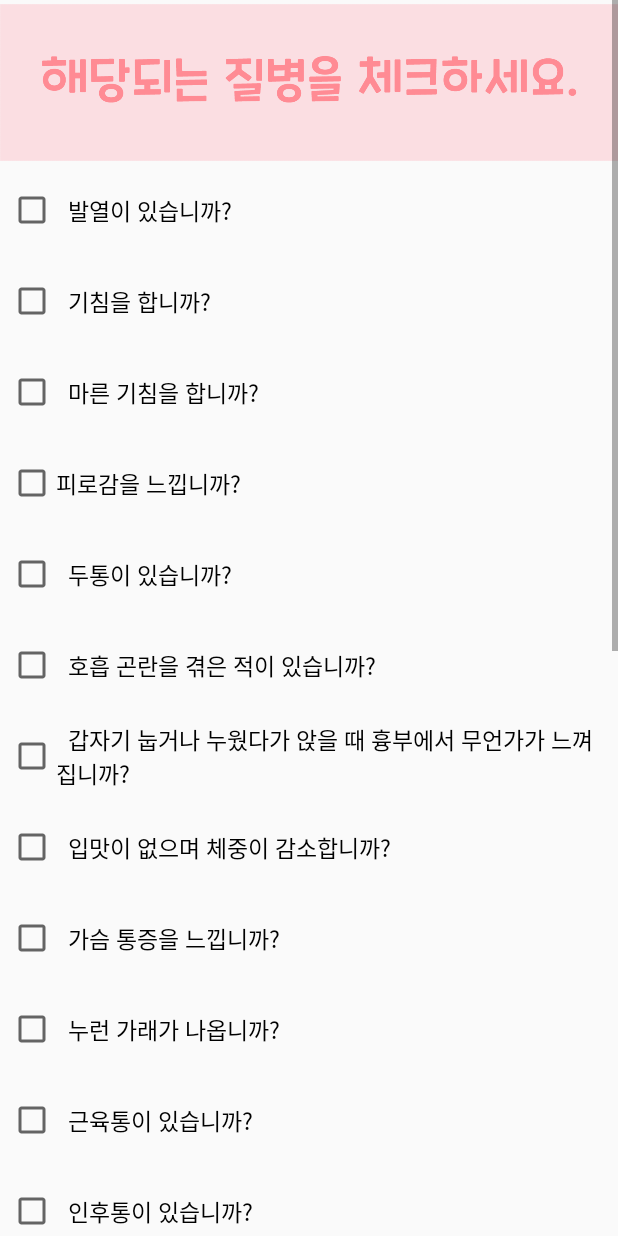
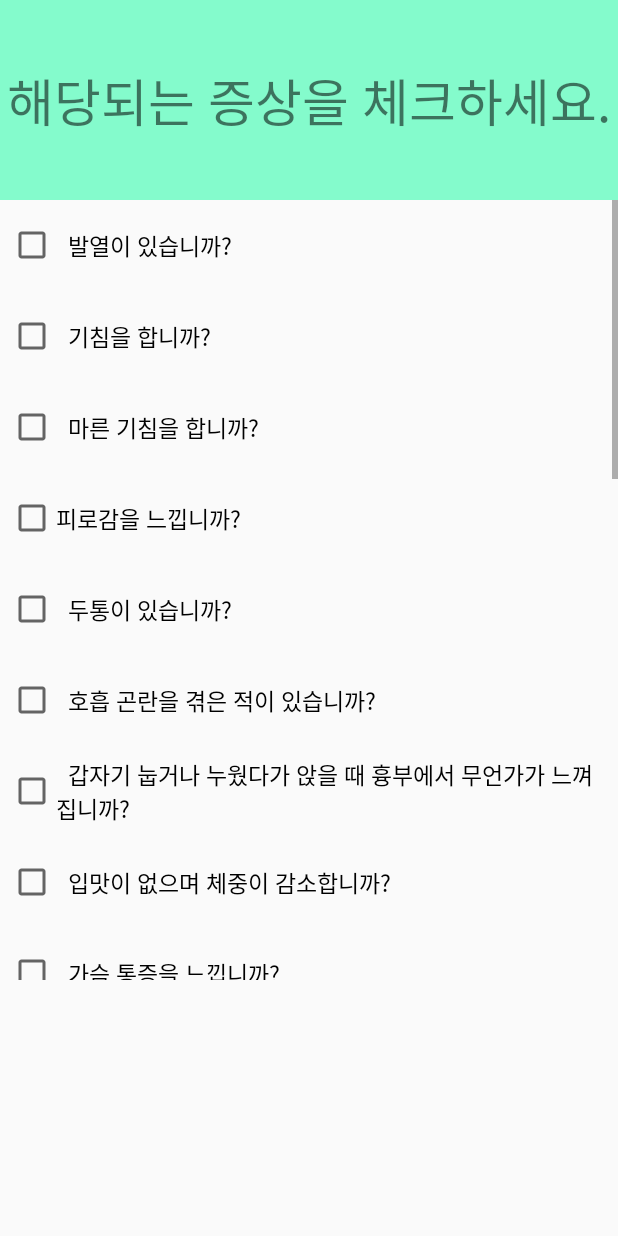
Before and after one commit to sunghyuk-seo/Todak, an Android app: the self_diagnosis_lung screen opened directly, with no data from a screen before it, on a phone screen of 412 x 824 dp. Run offline under Robolectric (Android 15) with nearby library versions, the phone set to English and light mode, and no system bars.

Commit message:
6.14 자가진단 완성

```diff
--- a/app/src/main/res/layout/activity_self_diagnosis_lung.xml
+++ b/app/src/main/res/layout/activity_self_diagnosis_lung.xml
@@ -6,28 +6,50 @@
     android:layout_height="match_parent"
     tools:context=".self_diagnosis_lung">
 
+    <View
+        android:id="@+id/view"
+        android:layout_width="match_parent"
+        android:layout_height="133dp"
+        android:layout_weight="1"
+        android:background="#84FBCC"
+        app:layout_constraintEnd_toEndOf="parent"
+        app:layout_constraintHorizontal_bias="0.0"
+        app:layout_constraintStart_toStartOf="parent"
+        app:layout_constraintTop_toTopOf="parent" />
+
+    <TextView
+        android:id="@+id/textView6"
+        android:layout_width="wrap_content"
+        android:layout_height="wrap_content"
+        android:layout_weight="1"
+        android:fontFamily="@font/cookierun2"
+        android:text="해당되는 증상을 체크하세요."
+        android:textSize="34sp"
+        app:layout_constraintBottom_toBottomOf="@+id/view"
+        app:layout_constraintEnd_toEndOf="parent"
+        app:layout_constraintStart_toStartOf="@+id/view"
+        app:layout_constraintTop_toTopOf="@+id/view" />
+
     <ScrollView
+        android:id="@+id/scroll"
         android:layout_width="match_parent"
-        android:layout_height="match_parent">
+        android:layout_height="520dp"
+        app:layout_constraintBottom_toBottomOf="parent"
+        app:layout_constraintEnd_toEndOf="parent"
+        app:layout_constraintTop_toBottomOf="@+id/view"
+        app:layout_constraintVertical_bias="0.0">
 
         <LinearLayout
             android:layout_width="match_parent"
             android:layout_height="wrap_content"
-            android:orientation="vertical" >
-
-            <ImageView
-                android:id="@+id/imageView10"
-                android:layout_width="match_parent"
-                android:layout_height="110dp"
-                app:srcCompat="@drawable/bar" />
-
+            android:orientation="vertical">
 
             <CheckBox
                 android:id="@+id/checkBox1"
                 android:layout_width="match_parent"
                 android:layout_height="50dp"
+                android:layout_margin="5dp"
                 android:layout_weight="1"
-                android:layout_margin="5dp"
                 android:fontFamily="@font/cookierun2"
                 android:text="  발열이 있습니까?"
                 android:textSize="15sp" />
@@ -36,8 +58,8 @@
                 android:id="@+id/checkBox2"
                 android:layout_width="match_parent"
                 android:layout_height="50dp"
+                android:layout_margin="5dp"
                 android:layout_weight="1"
-                android:layout_margin="5dp"
                 android:fontFamily="@font/cookierun2"
                 android:text="  기침을 합니까?"
                 android:textSize="15sp" />
@@ -46,8 +68,8 @@
                 android:id="@+id/checkBox3"
                 android:layout_width="match_parent"
                 android:layout_height="50dp"
+                android:layout_margin="5dp"
                 android:layout_weight="1"
-                android:layout_margin="5dp"
                 android:fontFamily="@font/cookierun2"
                 android:text="  마른 기침을 합니까?"
                 android:textSize="15sp" />
@@ -56,8 +78,8 @@
                 android:id="@+id/checkBox4"
                 android:layout_width="match_parent"
                 android:layout_height="50dp"
+                android:layout_margin="5dp"
                 android:layout_weight="1"
-                android:layout_margin="5dp"
                 android:fontFamily="@font/cookierun2"
                 android:text="피로감을 느낍니까?"
                 android:textSize="15sp" />
@@ -66,8 +88,8 @@
                 android:id="@+id/checkBox5"
                 android:layout_width="match_parent"
                 android:layout_height="50dp"
+                android:layout_margin="5dp"
                 android:layout_weight="1"
-                android:layout_margin="5dp"
                 android:fontFamily="@font/cookierun2"
                 android:text="  두통이 있습니까?"
                 android:textSize="15sp" />
@@ -76,8 +98,8 @@
                 android:id="@+id/checkBox6"
                 android:layout_width="match_parent"
                 android:layout_height="50dp"
+                android:layout_margin="5dp"
                 android:layout_weight="1"
-                android:layout_margin="5dp"
                 android:fontFamily="@font/cookierun2"
                 android:text="  호흡 곤란을 겪은 적이 있습니까?"
                 android:textSize="15sp" />
@@ -86,8 +108,8 @@
                 android:id="@+id/checkBox7"
                 android:layout_width="match_parent"
                 android:layout_height="50dp"
+                android:layout_margin="5dp"
                 android:layout_weight="1"
-                android:layout_margin="5dp"
                 android:fontFamily="@font/cookierun2"
                 android:text="  갑자기 눕거나 누웠다가 앉을 때 흉부에서 무언가가 느껴집니까?"
                 android:textSize="15sp" />
@@ -97,8 +119,8 @@
                 android:id="@+id/checkBox8"
                 android:layout_width="match_parent"
                 android:layout_height="50dp"
+                android:layout_margin="5dp"
                 android:layout_weight="1"
-                android:layout_margin="5dp"
                 android:fontFamily="@font/cookierun2"
                 android:text="  입맛이 없으며 체중이 감소합니까?"
                 android:textSize="15sp" />
@@ -107,8 +129,8 @@
                 android:id="@+id/checkBox9"
                 android:layout_width="match_parent"
                 android:layout_height="50dp"
+                android:layout_margin="5dp"
                 android:layout_weight="1"
-                android:layout_margin="5dp"
                 android:fontFamily="@font/cookierun2"
                 android:text="  가슴 통증을 느낍니까?"
                 android:textSize="15sp" />
@@ -117,8 +139,8 @@
                 android:id="@+id/checkBox10"
                 android:layout_width="match_parent"
                 android:layout_height="50dp"
+                android:layout_margin="5dp"
                 android:layout_weight="1"
-                android:layout_margin="5dp"
                 android:fontFamily="@font/cookierun2"
                 android:text="  누런 가래가 나옵니까?"
                 android:textSize="15sp" />
@@ -127,8 +149,8 @@
                 android:id="@+id/checkBox11"
                 android:layout_width="match_parent"
                 android:layout_height="50dp"
+                android:layout_margin="5dp"
                 android:layout_weight="1"
-                android:layout_margin="5dp"
                 android:fontFamily="@font/cookierun2"
                 android:text="  근육통이 있습니까?"
                 android:textSize="15sp" />
@@ -137,8 +159,8 @@
                 android:id="@+id/checkBox12"
                 android:layout_width="match_parent"
                 android:layout_height="50dp"
+                android:layout_margin="5dp"
                 android:layout_weight="1"
-                android:layout_margin="5dp"
                 android:fontFamily="@font/cookierun2"
                 android:text="  인후통이 있습니까?"
                 android:textSize="15sp" />
@@ -147,8 +169,8 @@
                 android:id="@+id/checkBox13"
                 android:layout_width="match_parent"
                 android:layout_height="50dp"
+                android:layout_margin="5dp"
                 android:layout_weight="1"
-                android:layout_margin="5dp"
                 android:fontFamily="@font/cookierun2"
                 android:text="  콧물이 나옵니까?"
                 android:textSize="15sp" />
@@ -157,8 +179,8 @@
                 android:id="@+id/checkBox14"
                 android:layout_width="match_parent"
                 android:layout_height="50dp"
+                android:layout_margin="5dp"
                 android:layout_weight="1"
-                android:layout_margin="5dp"
                 android:fontFamily="@font/cookierun2"
 
                 android:text="  코막힘이 있습니까?"
@@ -168,8 +190,8 @@
                 android:id="@+id/checkBox15"
                 android:layout_width="match_parent"
                 android:layout_height="50dp"
+                android:layout_margin="5dp"
                 android:layout_weight="1"
-                android:layout_margin="5dp"
                 android:fontFamily="@font/cookierun2"
                 android:text="  재채기를 합니까?"
                 android:textSize="15sp" />
@@ -178,8 +200,8 @@
                 android:id="@+id/checkBox16"
                 android:layout_width="match_parent"
                 android:layout_height="50dp"
+                android:layout_margin="5dp"
                 android:layout_weight="1"
-                android:layout_margin="5dp"
                 android:fontFamily="@font/cookierun2"
                 android:text="  기침이나 가래에서 피가 나옵니까?"
                 android:textSize="15sp" />
@@ -188,8 +210,8 @@
                 android:id="@+id/checkBox17"
                 android:layout_width="match_parent"
                 android:layout_height="50dp"
+                android:layout_margin="5dp"
                 android:layout_weight="1"
-                android:layout_margin="5dp"
                 android:fontFamily="@font/cookierun2"
                 android:text="  오한이 있습니까?"
                 android:textSize="15sp" />
@@ -198,18 +220,18 @@
                 android:id="@+id/checkBox18"
                 android:layout_width="match_parent"
                 android:layout_height="50dp"
+                android:layout_margin="5dp"
                 android:layout_weight="1"
-                android:layout_margin="5dp"
+                android:fontFamily="@font/cookierun2"
                 android:text="  호흡할 때 &quot;쌔액 쌔액&quot; 소리가 들릴 때가 있습니까?"
-                android:fontFamily="@font/cookierun2"
                 android:textSize="15sp" />
 
             <CheckBox
                 android:id="@+id/checkBox19"
                 android:layout_width="match_parent"
                 android:layout_height="50dp"
+                android:layout_margin="5dp"
                 android:layout_weight="1"
-                android:layout_margin="5dp"
                 android:fontFamily="@font/cookierun2"
                 android:text="  과도한 호흡, 가쁜 호흡이 있습니까?"
                 android:textSize="15sp" />
@@ -218,8 +240,8 @@
                 android:id="@+id/checkBox20"
                 android:layout_width="match_parent"
                 android:layout_height="50dp"
+                android:layout_margin="5dp"
                 android:layout_weight="1"
-                android:layout_margin="5dp"
                 android:fontFamily="@font/cookierun2"
                 android:text="  어지러움을 느낀다."
                 android:textSize="15sp" />
@@ -228,8 +250,8 @@
                 android:id="@+id/checkBox21"
                 android:layout_width="match_parent"
                 android:layout_height="50dp"
+                android:layout_margin="5dp"
                 android:layout_weight="1"
-                android:layout_margin="5dp"
                 android:fontFamily="@font/cookierun2"
                 android:text="  손발에 경련이 일어난다."
                 android:textSize="15sp" />
@@ -238,8 +260,8 @@
                 android:id="@+id/checkBox22"
                 android:layout_width="match_parent"
                 android:layout_height="50dp"
+                android:layout_margin="5dp"
                 android:layout_weight="1"
-                android:layout_margin="5dp"
                 android:fontFamily="@font/cookierun2"
                 android:text="  심장박동이 불규칙하다."
                 android:textSize="15sp" />
@@ -248,34 +270,28 @@
                 android:id="@+id/checkBox23"
                 android:layout_width="match_parent"
                 android:layout_height="50dp"
+                android:layout_margin="5dp"
                 android:layout_weight="1"
-                android:layout_margin="5dp"
                 android:fontFamily="@font/cookierun2"
                 android:text="  눈에 충혈, 눈꼽 등의 증상이 있다."
                 android:textSize="15sp" />
-
 
             <Button
                 android:id="@+id/submit"
                 android:layout_width="wrap_content"
                 android:layout_height="wrap_content"
                 android:layout_gravity="center"
+                android:layout_margin="5dp"
                 android:layout_weight="1"
-                    android:layout_margin="5dp"
                 android:background="@drawable/button_custom1"
                 android:fontFamily="@font/cookierun2"
                 android:text="제출하기"
-                    android:textSize="20sp"
-                    app:layout_constraintBottom_toBottomOf="parent"
-                    app:layout_constraintEnd_toEndOf="parent"
-                    app:layout_constraintHorizontal_bias="0.498"
-                    app:layout_constraintStart_toStartOf="parent"
-                    app:layout_constraintTop_toTopOf="parent"
-                    app:layout_constraintVertical_bias="0.912" />
+                android:textSize="20sp" />
+
         </LinearLayout>
+
 
     </ScrollView>
 
 
-
 </androidx.constraintlayout.widget.ConstraintLayout>
```
Also changed, not shown: app/src/main/java/com/example/todak/self_diagnosis_lung.java (+16 -14 lines), app/src/main/java/com/example/todak/self_diagnosis_lung_result.java (+9 -0 lines), app/src/main/res/layout/activity_self_diagnosis_lung_result.xml (+23 -3 lines). Lines whose indentation alone changed are shown as unchanged.
